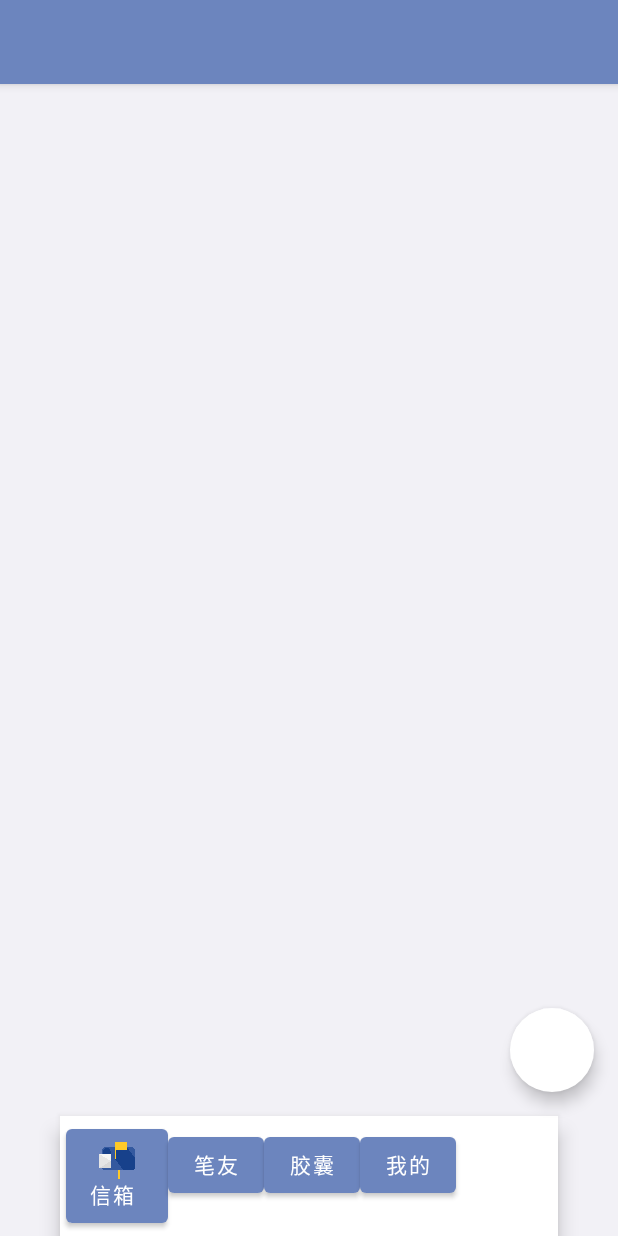
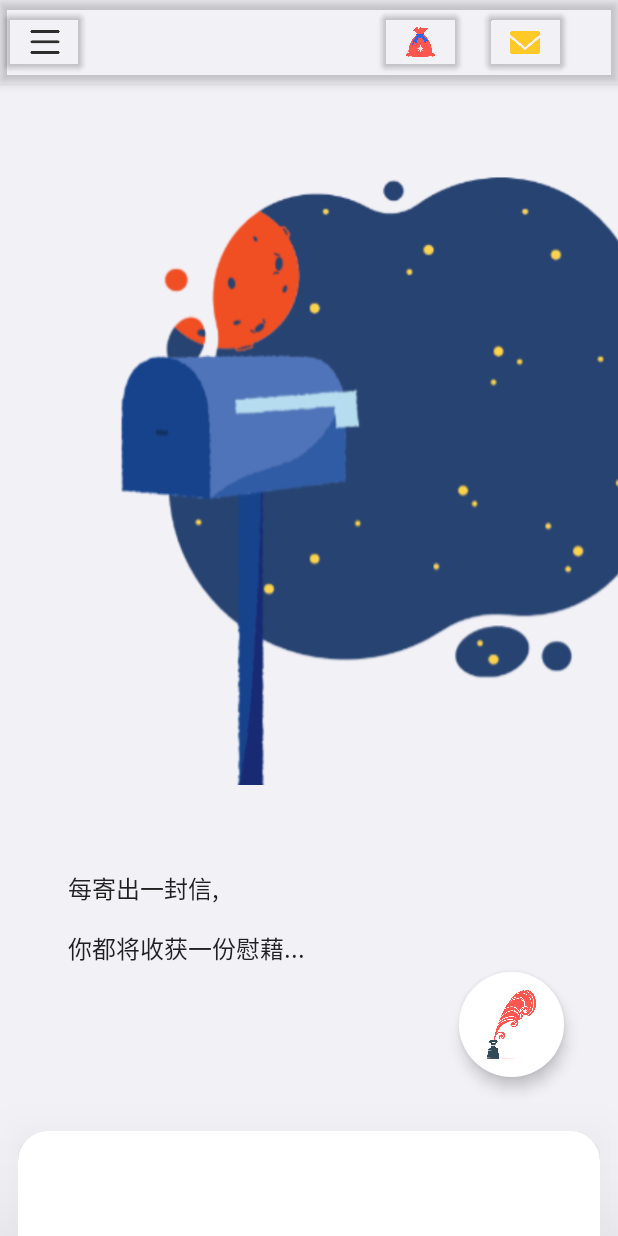
Before and after one commit to suhy07/Mobius, an Android app built with Jetpack Compose: the screen it shows after launch (MainActivity), on a phone screen of 412 x 824 dp. Run offline under Robolectric (Android 15) with nearby library versions, the phone set to English and light mode, and no system bars; our stand-ins replace constraintlayout-compose; missing, so only their content is drawn: CompositionLocalProvider, ProvideTextStyle; 3 statements that could not run were skipped.

Commit message:
总体框架搭建+邮箱页面

```diff
--- a/app/build.gradle
+++ b/app/build.gradle
@@ -48,7 +48,7 @@ android {
 }
 
 dependencies {
-
+    implementation "androidx.constraintlayout:constraintlayout-compose:1.0.0-rc01"
     implementation 'androidx.core:core-ktx:1.7.0'
     implementation 'androidx.appcompat:appcompat:1.4.1'
     implementation 'com.google.android.material:material:1.5.0'
--- /dev/null
+++ b/app/src/main/java/edu/fzu/mobius/ui/common/NoShadowButton.kt
@@ -0,0 +1,64 @@
+package edu.fzu.mobius.base
+
+import androidx.compose.foundation.BorderStroke
+import androidx.compose.foundation.interaction.MutableInteractionSource
+import androidx.compose.foundation.layout.*
+import androidx.compose.material.*
+import androidx.compose.material.ripple.rememberRipple
+import androidx.compose.runtime.Composable
+import androidx.compose.runtime.CompositionLocalProvider
+import androidx.compose.runtime.getValue
+import androidx.compose.runtime.remember
+import androidx.compose.ui.Alignment
+import androidx.compose.ui.Modifier
+import androidx.compose.ui.graphics.Shape
+import androidx.compose.ui.semantics.Role
+import androidx.compose.ui.unit.dp
+
+@OptIn(ExperimentalMaterialApi::class)
+@Composable
+fun NoShadowButton(
+    onClick: () -> Unit,
+    modifier: Modifier = Modifier,
+    enabled: Boolean = true,
+    interactionSource: MutableInteractionSource = remember { MutableInteractionSource() },
+    elevation: ButtonElevation? = ButtonDefaults.elevation(0.dp,0.dp,0.dp),
+    shape: Shape = MaterialTheme.shapes.small,
+    border: BorderStroke? = null,
+    colors: ButtonColors = ButtonDefaults.buttonColors(),
+    contentPadding: PaddingValues = ButtonDefaults.ContentPadding,
+    content: @Composable RowScope.() -> Unit
+) {
+    val contentColor by colors.contentColor(enabled)
+    Surface(
+        modifier = modifier,
+        shape = shape,
+        color = colors.backgroundColor(enabled).value,
+        contentColor = contentColor.copy(alpha = 1f),
+        border = border,
+        elevation = elevation?.elevation(enabled, interactionSource)?.value ?: 0.dp,
+        onClick = onClick,
+        enabled = enabled,
+        role = Role.Button,
+        interactionSource = interactionSource,
+        indication = rememberRipple()
+    ) {
+        CompositionLocalProvider(LocalContentAlpha provides contentColor.alpha) {
+            ProvideTextStyle(
+                value = MaterialTheme.typography.button
+            ) {
+                Row(
+                    Modifier
+                        .defaultMinSize(
+                            minWidth = ButtonDefaults.MinWidth,
+                            minHeight = ButtonDefaults.MinHeight
+                        )
+                        .padding(contentPadding),
+                    horizontalArrangement = Arrangement.Center,
+                    verticalAlignment = Alignment.CenterVertically,
+                    content = content
+                )
+            }
+        }
+    }
+}
--- /dev/null
+++ b/app/src/main/java/edu/fzu/mobius/ui/common/nav/bottom/NavBottom.kt
@@ -0,0 +1,87 @@
+package edu.fzu.mobius.ui.common.nav.bottom
+
+import androidx.compose.foundation.layout.*
+import androidx.compose.foundation.shape.RoundedCornerShape
+import androidx.compose.material.BottomAppBar
+import androidx.compose.material.Card
+import androidx.compose.runtime.Composable
+import androidx.compose.ui.Modifier
+import androidx.compose.ui.graphics.Color
+import androidx.compose.ui.tooling.preview.Preview
+import androidx.compose.ui.unit.dp
+import androidx.navigation.NavController
+import androidx.navigation.compose.rememberNavController
+import edu.fzu.mobius.R
+
+@Composable
+fun NavBottom(navController: NavController, act:Int){
+    BottomAppBar(
+        backgroundColor = Color.Unspecified,
+        modifier = Modifier
+            .padding(
+                start = 12.dp,
+                end = 12.dp,
+                top = 0.dp,
+                bottom = 0.dp
+            )
+            .height(70.dp),
+        elevation = 55.dp,
+        contentPadding = PaddingValues( start = 0.dp, top = 0.dp, end = 0.dp, bottom = 0.dp)
+    ) {
+        Card(
+            shape = RoundedCornerShape(topStart = 20.dp,topEnd = 20.dp),
+            modifier = Modifier
+                .fillMaxWidth()
+                .height(70.dp)
+                .padding(0.dp),
+        ) {
+            Row(Modifier.fillMaxWidth().padding(0.dp),) {
+                var mailboxIcon = R.mipmap.mailbox_icon
+                var penPalIcon = R.mipmap.penpal_icon
+                var capsuleIcon = R.mipmap.capsule_icon
+                var userIcon = R.mipmap.user_icon
+                when{
+                    act == 0 -> mailboxIcon =R.mipmap.mailbox_act_icon
+                    act == 1 -> penPalIcon = R.mipmap.penpal_act_icon
+                    act == 2 -> capsuleIcon = R.mipmap.capsule_act_icon
+                    act == 3 -> userIcon = R.mipmap.user_act_icon
+                }
+                NavButton(
+                    navController =navController ,
+                    router = "mailbox_screen" ,
+                    icon = userIcon,
+                    name = "信箱",
+                    modifier = Modifier.weight(1f)
+                )
+                NavButton(
+                    navController =navController ,
+                    router = "pen_pal_screen" ,
+                    icon = penPalIcon,
+                    name = "笔友",
+                    modifier = Modifier.weight(1f)
+                )
+                NavButton(
+                    navController =navController ,
+                    router = "capsule_screen" ,
+                    icon = capsuleIcon,
+                    name = "胶囊",
+                    modifier = Modifier.weight(1f)
+                )
+                NavButton(
+                    navController =navController ,
+                    router = "mine_screen" ,
+                    icon = userIcon,
+                    name = "我的",
+                    modifier = Modifier.weight(1f)
+                )
+            }
+        }
+    }
+}
+
+@Preview
+@Composable
+fun PreviewNavBottom() {
+    val navController = rememberNavController()
+    NavBottom(navController = navController, act = 0)
+}
--- /dev/null
+++ b/app/src/main/java/edu/fzu/mobius/ui/common/nav/bottom/NavButton.kt
@@ -0,0 +1,61 @@
+package edu.fzu.mobius.ui.common.nav.bottom
+
+import androidx.compose.foundation.BorderStroke
+import androidx.compose.foundation.background
+import androidx.compose.foundation.layout.*
+import androidx.compose.material.Icon
+import androidx.compose.material.Text
+import androidx.compose.runtime.Composable
+import androidx.compose.ui.Modifier
+import androidx.compose.ui.graphics.Color
+import androidx.compose.ui.res.painterResource
+import androidx.compose.ui.tooling.preview.Preview
+import androidx.compose.ui.unit.dp
+import androidx.navigation.NavController
+import androidx.navigation.compose.rememberNavController
+import edu.fzu.mobius.R
+import edu.fzu.mobius.base.NoShadowButton
+
+@Composable
+fun NavButton(navController:NavController, router:String, icon: Int, name:String, modifier: Modifier){
+    NoShadowButton(
+        onClick = {
+            navController.navigate(router)
+        },
+        modifier = modifier
+            .background(Color.Unspecified)
+            .defaultMinSize(1.dp, 1.dp)
+            .padding(10.dp)
+            ,
+        border = BorderStroke(1.dp,color = Color.Unspecified),
+        contentPadding = PaddingValues( start = 0.dp, top = 0.dp, end = 0.dp, bottom = 0.dp)
+    ) {
+        Column() {
+            Icon(
+                painter = painterResource(icon),
+                null ,
+                tint = Color.Unspecified,
+                modifier = Modifier
+                    .height(30.dp)
+                    .padding(0.dp)
+            )
+            Text(
+                text = name,
+                color = Color.Black
+            )
+        }
+    }
+}
+
+@Preview
+@Composable
+fun PreviewHome() {
+    val navController = rememberNavController()
+    NavButton(
+        navController =navController ,
+        router = "mine_screen" ,
+        icon = R.mipmap.user_icon,
+        name = "我的",
+        modifier = Modifier
+    )
+}
--- /dev/null
+++ b/app/src/main/java/edu/fzu/mobius/ui/common/nav/float/NavFloatButton.kt
@@ -0,0 +1,44 @@
+package edu.fzu.mobius.ui.common.nav.float
+
+import androidx.compose.foundation.Image
+import androidx.compose.foundation.layout.height
+import androidx.compose.foundation.layout.padding
+import androidx.compose.foundation.layout.width
+import androidx.compose.material.FloatingActionButton
+import androidx.compose.material.SnackbarDefaults.backgroundColor
+import androidx.compose.runtime.Composable
+import androidx.compose.ui.Modifier
+import androidx.compose.ui.graphics.Color
+import androidx.compose.ui.res.painterResource
+import androidx.compose.ui.tooling.preview.Preview
+import androidx.compose.ui.unit.dp
+import androidx.navigation.compose.rememberNavController
+import edu.fzu.mobius.R
+
+@Composable
+fun NavFloatButton(onClick: () -> Unit,) {
+    FloatingActionButton(
+        onClick = onClick,
+        backgroundColor = Color.White,
+        modifier = Modifier.padding(20.dp)
+    ) {
+        Image(
+            painter = painterResource(id = R.drawable.lnk),
+            contentDescription = "background_image",
+            modifier = Modifier
+                .height(70.dp)
+                .width(70.dp)
+                .padding(12.dp)
+
+        )
+    }
+}
+
+@Preview
+@Composable
+fun PreviewFloatButton() {
+    val navController = rememberNavController()
+    NavFloatButton{
+
+    }
+}
--- a/app/src/main/java/edu/fzu/mobius/ui/mailbox/MailBoxScreen.kt
+++ b/app/src/main/java/edu/fzu/mobius/ui/mailbox/MailBoxScreen.kt
@@ -1,18 +1,27 @@
 package edu.fzu.mobius.ui.mailbox
 
-import androidx.compose.foundation.background
+import android.util.Log
+import android.widget.Toast
+import androidx.compose.foundation.Image
 import androidx.compose.foundation.layout.*
+import androidx.compose.foundation.shape.RoundedCornerShape
 import androidx.compose.material.*
 import androidx.compose.runtime.Composable
 import androidx.compose.ui.Modifier
+import androidx.compose.ui.draw.shadow
 import androidx.compose.ui.graphics.Color
-import androidx.compose.ui.platform.testTag
+import androidx.compose.ui.layout.ContentScale
 import androidx.compose.ui.res.painterResource
 import androidx.compose.ui.tooling.preview.Preview
 import androidx.compose.ui.unit.dp
+import androidx.constraintlayout.compose.ConstraintLayout
+import androidx.constraintlayout.solver.LinearSystem.DEBUG
 import androidx.navigation.NavController
 import androidx.navigation.compose.rememberNavController
 import edu.fzu.mobius.R
+import edu.fzu.mobius.ui.common.nav.bottom.NavBottom
+import edu.fzu.mobius.ui.common.nav.bottom.NavButton
+import edu.fzu.mobius.ui.common.nav.float.NavFloatButton
 import edu.fzu.mobius.ui.theme.BlueBackground
 
 @Composable
@@ -20,68 +29,112 @@ fun MailBoxScreen(navController: NavController){
     Scaffold(
         backgroundColor = BlueBackground,
         topBar = {
-            TopAppBar { /* Top app bar content */ }
+            TopAppBar(
+                backgroundColor = Color.Unspecified,
+                modifier = Modifier.shadow(0.dp)
+            ) {
+                ConstraintLayout() {
+                    val (more,sign,envelope) = createRefs()
+                    Button(
+                        onClick = { /*TODO*/ },
+                        modifier = Modifier
+                            .defaultMinSize(1.dp, 1.dp)
+                            .shadow(0.dp)
+                            .constrainAs(more) {
+                                top.linkTo(parent.top, margin = 0.dp)
+                                start.linkTo(parent.start, margin = 0.dp)
+                            }
+                    ) {
+                        Image(
+                            painter = painterResource(id = R.mipmap.more_icon),
+                            null,
+                            modifier = Modifier
+                                .height(20.dp)
+                                .width(20.dp)
+                        )
+                    }
+                    Button(
+                            onClick = { /*TODO*/ },
+                            modifier = Modifier
+                                .defaultMinSize(1.dp, 1.dp)
+                                .constrainAs(sign) {
+                                    top.linkTo(parent.top, margin = 0.dp)
+                                    start.linkTo(parent.start, margin = 250.dp)
+                                }
+                            ) {
+                        Image(
+                            painter = painterResource(id = R.mipmap.sign_icon),
+                            null,
+                            modifier = Modifier
+                                .height(20.dp)
+                                .width(20.dp)
+                        )
+
+                    }
+                    Button(
+                        onClick = { /*TODO*/ },
+                        modifier = Modifier
+                            .defaultMinSize(1.dp, 1.dp)
+                            .constrainAs(envelope) {
+                                top.linkTo(parent.top, margin = 0.dp)
+                                start.linkTo(parent.start, margin = 320.dp)
+                            }
+                    ) {
+                        Image(
+                            painter = painterResource(id = R.mipmap.envelope_icon),
+                            null,
+                            modifier = Modifier
+                                .height(20.dp)
+                                .width(20.dp)
+                        )
+                    }
+                }
+            }
         },
         bottomBar = {
-            BottomAppBar(
-                backgroundColor = Color.White,
-                modifier = Modifier
-                    .padding(40.dp,0.dp)
-                    .height(80.dp)
-            ) {
-                Row() {
-                    Button(
-                        onClick = {
-                            navController.navigate("mailbox_screen")
-                        },
-                        Modifier
-                            .background(Color.Unspecified)
-                            .defaultMinSize(1.dp,1.dp)
-                    ) {
-                        Column() {
-                            Icon(
-                                painter = painterResource(id = R.mipmap.mailbox_act_icon),
-                                null ,
-                                tint = Color.Unspecified,
-                                modifier = Modifier
-                                    .height(25.dp)
-                                    .padding(5.dp,0.dp)
-                            )
-                            Text(text = "信箱")
-                        }
-                    }
-                    Button(
-                        onClick = {
-                            navController.navigate("mailbox_screen")
-                        }
-                    ) {
-                        Text(text = "笔友")
-                    }
-                    Button(
-                        onClick = {
-                            navController.navigate("mailbox_screen")
-                        }
-                    ) {
-                        Text(text = "胶囊")
-                    }
-                    Button(
-                        onClick = {
-                            navController.navigate("mailbox_screen")
-                        }
-                    ) {
-                        Text(text = "我的")
-                    }
-                }
-
-            }
+            NavBottom(navController = navController, act = 0)
         } ,
         floatingActionButton = {
-            FloatingActionButton(onClick = { /* ... */ }) {
-                /* FAB content */
+            NavFloatButton {
+                /* onClick */
             }
         }
     ) {
         // Screen content
+        ConstraintLayout {
+            // Create references for the composables to constrain
+            val (image,text1,text2) = createRefs()
+            Image(
+                modifier = Modifier
+                    .fillMaxSize()
+                    .constrainAs(image) {
+                        start.linkTo(parent.start, margin = 60.dp)
+                        end.linkTo(parent.end, margin = 2.dp)
+                        bottom.linkTo(parent.bottom, margin = 120.dp)
+                    },
+                painter = painterResource(id = R.drawable.mailbox),
+                contentDescription = "background_image",
+                contentScale = ContentScale.FillWidth
+            )
+            Text(
+                text = "每寄出一封信,",
+                modifier = Modifier
+                    .constrainAs(text1) {
+                        start.linkTo(parent.start, margin = 45.dp)
+                        bottom.linkTo(parent.bottom, margin = 220.dp)
+                    },
+            )
+            Text(
+                text = "你都将收获一份慰藉...",
+                modifier = Modifier
+                    .constrainAs(text2) {
+                        start.linkTo(parent.start, margin = 45.dp)
+                        bottom.linkTo(parent.bottom, margin = 180.dp)
+                    },
+
+            )
+        }
+
     }
 }
 
--- a/app/src/main/java/edu/fzu/mobius/ui/theme/Color.kt
+++ b/app/src/main/java/edu/fzu/mobius/ui/theme/Color.kt
@@ -9,7 +9,8 @@ val Teal200 = Color(0xFF03DAC5)
 
 val BlueBackground = Color(0xFFF2F1F6)
 
-val Primary = Color(0xFF6C85BE)
+//val Primary = Color(0xFF6C85BE)
+val Primary = Color.Unspecified
 val PrimaryVariant = Color(0xFF9DB7DA)
 
 val Secondary = Color(0xFFFFFFFF)
--- a/app/src/main/java/edu/fzu/mobius/ui/theme/Theme.kt
+++ b/app/src/main/java/edu/fzu/mobius/ui/theme/Theme.kt
@@ -7,9 +7,12 @@ import androidx.compose.material.lightColors
 import androidx.compose.runtime.Composable
 
 private val DarkColorPalette = darkColors(
-    primary = Purple200,
-    primaryVariant = Purple700,
-    secondary = Teal200
+//    primary = Purple200,
+//    primaryVariant = Purple700,
+//    secondary = Teal200
+    primary = Primary,
+    primaryVariant = PrimaryVariant,
+    secondary = Secondary
 )
 
 private val LightColorPalette = lightColors(
```
Also changed, not shown: app/src/main/java/edu/fzu/mobius/MainActivity.kt (+55 -27 lines), app/src/main/res/drawable/chat.png (renamed from app/src/main/res/drawable/U7{NFA0ZLXKLK~RYMPUF%KN.png), app/src/main/res/drawable/global.png (renamed from app/src/main/res/drawable/Y9235_RNPIRvCEW2PT1VV.png), app/src/main/res/drawable/letter.png (renamed from app/src/main/res/drawable/@RSIUPZ6{K3`8GF$0QLGT64.png), app/src/main/res/drawable/letter1.png (renamed from app/src/main/res/drawable/CBZISUO4HY%0LNKHJ(~JH`X.png), app/src/main/res/drawable/letter2.png (renamed from app/src/main/res/drawable/JH@DX$AVV]E}{5DM2U417T6.png), app/src/main/res/drawable/lnk.png (renamed from app/src/main/res/drawable/kingdom-204.png), app/src/main/res/drawable/mailbox.png (renamed from app/src/main/res/drawable/邮箱.png), app/src/main/res/drawable/pigeon.png (renamed from app/src/main/res/drawable/T$%ZM6A8B`QJ[5]UM`(2HEK.png), app/src/main/res/drawable/plane.png (renamed from app/src/main/res/drawable/ZTH6YI%1`%PQ0}U8XCH(}WP.png), app/src/main/res/drawable/reply.png (renamed from app/src/main/res/drawable/回复成功.png), app/src/main/res/mipmap-xhdpi/mailbox_icon.png (renamed from app/src/main/res/mipmap-xhdpi/mailbox1_icon.png).
